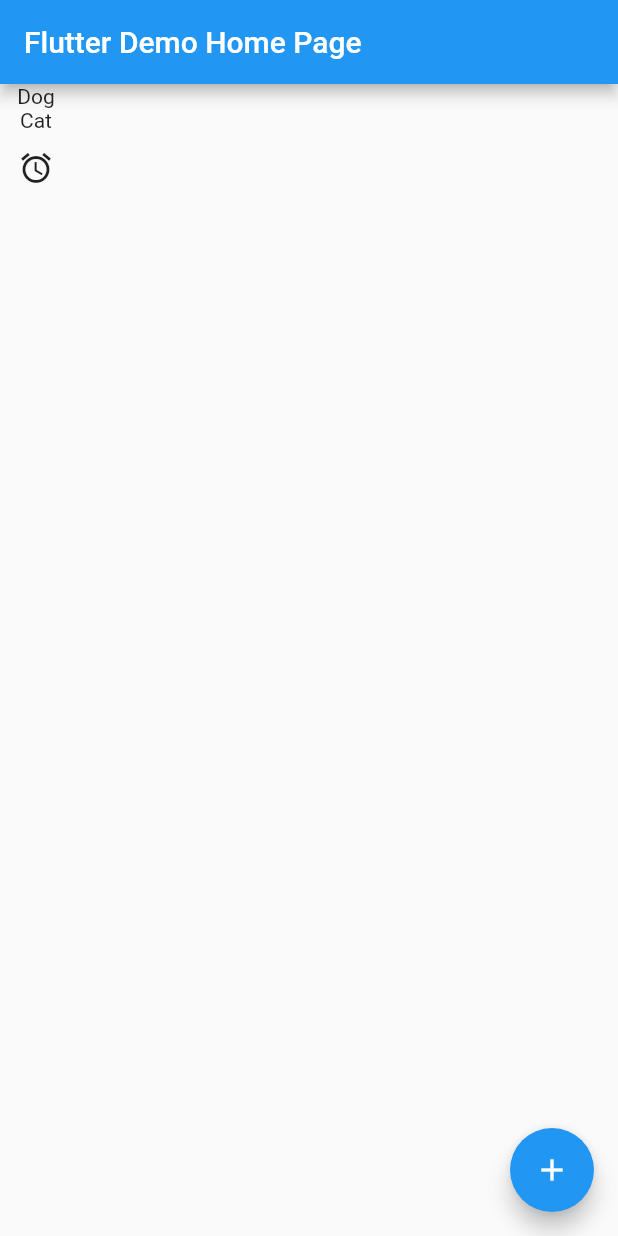
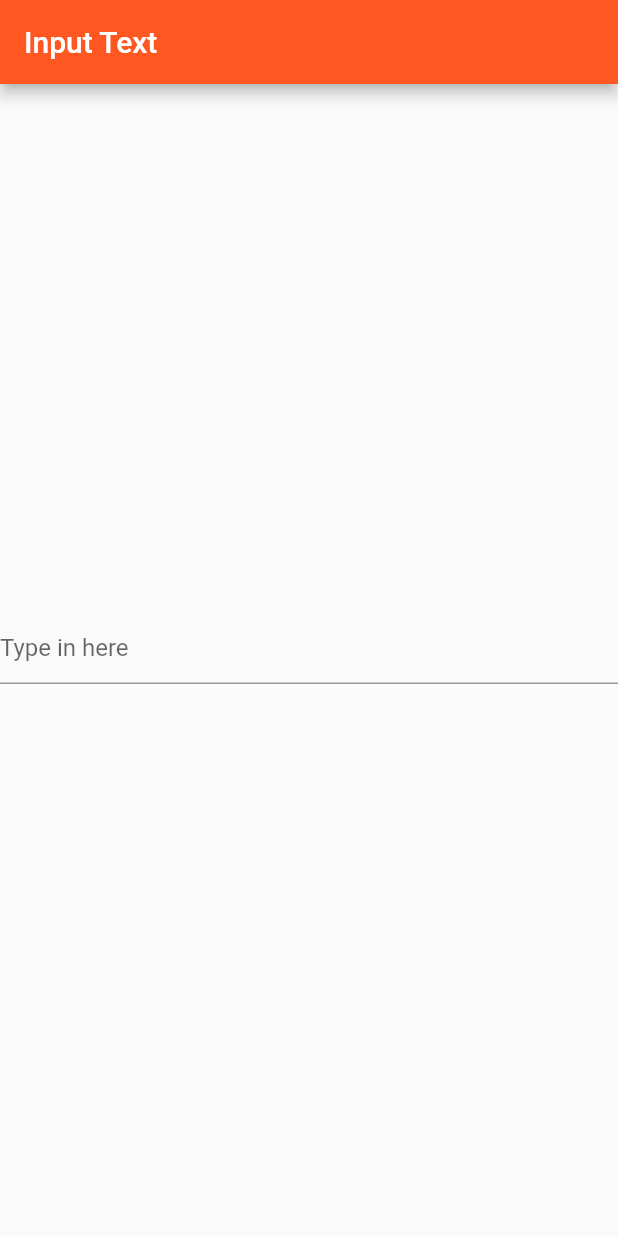
Before and after one commit to camposFabio/flutter_handbook, a Flutter app: the screen it shows after launch, on a phone screen of 412 x 824 dp. Run offline on Flutter 3.47's test engine with Material 2 defaults, Android fonts, the phone set to English and light mode, and no system bars.

Commit message:
Using onChanged to show input text

```diff
--- a/lib/main.dart
+++ b/lib/main.dart
@@ -1,116 +1,41 @@
 import 'package:flutter/material.dart';
 
-void main() => runApp(new MyApp());
+void main() {
+  runApp(new MaterialApp(home: new MyTextInput()));
+}
 
-class MyApp extends StatelessWidget {
+class MyTextInput extends StatefulWidget {
+  @override
+  MyTextInputState createState() => new MyTextInputState();
+}
+
+class MyTextInputState extends State<MyTextInput> {
+  String result = "";
+
   @override
   Widget build(BuildContext context) {
-    var routes = <String, WidgetBuilder>{
-      MyItemsPage.routeName: (BuildContext context) => new MyItemsPage(title: "MyItemsPage"),
-    };
-    return new MaterialApp(
-      title: 'Flutter Demo',
-      theme: new ThemeData(
-        primarySwatch: Colors.blue,
+    return new Scaffold(
+      appBar: new AppBar(
+          title: new Text("Input Text"), backgroundColor: Colors.deepOrange),
+      body: new Container(
+        child: new Center(
+          child: new Column(
+            mainAxisAlignment: MainAxisAlignment.center,
+            children: <Widget>[
+              new TextField(
+                  decoration: new InputDecoration(hintText: "Type in here"),
+                  //onChanged is called whenever we add or delete something on Text Field
+                  onChanged: (String str) {
+                    setState(() {
+                      result = str;
+                    });
+                  }),
+              //displaying input text
+              new Text(result)
+            ],
+          ),
+        ),
       ),
-      home: new MyHomePage(title: 'Flutter Demo Home Page'),
-      routes: routes,
     );
   }
 }
-
-class MyHomePage extends StatefulWidget {
-  MyHomePage({Key key, this.title}) : super(key: key);
-
-  final String title;
-
-  @override
-  _MyHomePageState createState() => new _MyHomePageState();
-}
-
-class _MyHomePageState extends State<MyHomePage> {
-  int _counter = 0;
-
-  void _incrementCounter() {
-    Navigator.pushNamed(context, MyItemsPage.routeName);
-  }
-
-  @override
-  Widget build(BuildContext context) {
-    var button = new IconButton(icon: new Icon(Icons.access_alarm), onPressed: _onButtonPressed);
-    return new Scaffold(
-      appBar: new AppBar(
-        title: new Text(widget.title),
-      ),
-      body: new Column(
-        children: <Widget>[
-          new Text('Dog'),
-          new Text('Cat'),
-          button
-        ],
-      ),
-      floatingActionButton: new FloatingActionButton(
-        onPressed: _incrementCounter,
-        tooltip: 'Increment',
-        child: new Icon(Icons.add),
-      ),
-    );
-  }
-
-  void _onButtonPressed() {
-    Navigator.pushNamed(context, MyItemsPage.routeName);
-  }
-}
-
-class MyItemsPage extends StatefulWidget {
-  MyItemsPage({Key key, this.title}) : super(key: key);
-
-  static const String routeName = "/MyItemsPage";
-
-  final String title;
-
-  @override
-  _MyItemsPageState createState() => new _MyItemsPageState();
-}
-
-/// // 1. After the page has been created, register it with the app routes
-/// routes: <String, WidgetBuilder>{
-///   MyItemsPage.routeName: (BuildContext context) => new MyItemsPage(title: "MyItemsPage"),
-/// },
-///
-/// // 2. Then this could be used to navigate to the page.
-/// Navigator.pushNamed(context, MyItemsPage.routeName);
-///
-
-class _MyItemsPageState extends State<MyItemsPage> {
-  @override
-  Widget build(BuildContext context) {
-    var button = new IconButton(icon: new Icon(Icons.arrow_back), onPressed: _onButtonPressed);
-    return new Scaffold(
-      appBar: new AppBar(
-        title: new Text(widget.title),
-      ),
-      body: new Container(
-        child: new Column(
-          children: <Widget>[
-            new Text('Item1'),
-            new Text('Item2'),
-            button
-          ],
-        ),
-      ),
-      floatingActionButton: new FloatingActionButton(
-        onPressed: _onFloatingActionButtonPressed,
-        tooltip: 'Add',
-        child: new Icon(Icons.add),
-      ),
-    );
-  }
-
-  void _onFloatingActionButtonPressed() {
-  }
-
-  void _onButtonPressed() {
-    Navigator.pop(context);
-  }
-}
```
